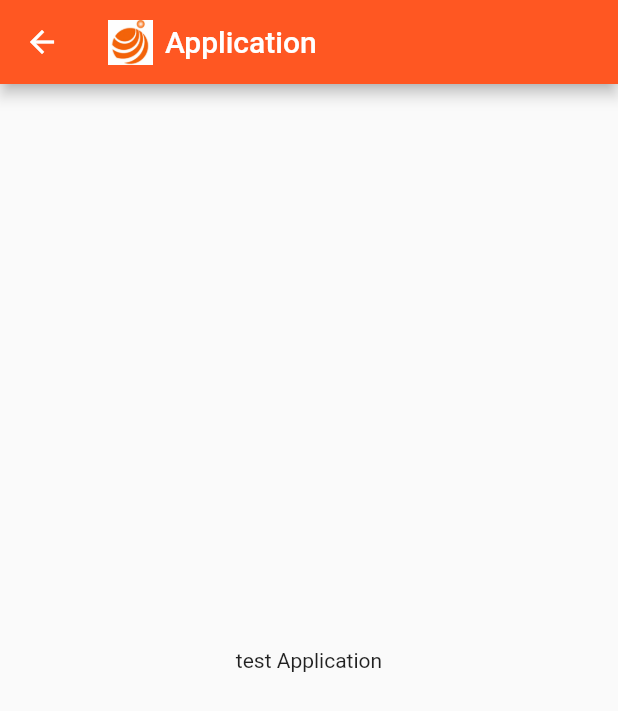
After one commit to siripink/idop, a Flutter app: the Application screen opened directly, on a phone screen of 412 x 824 dp. The commit adds this screen. Shown: the top 711 px of the screen. Run offline on Flutter 3.47's test engine with Material 2 defaults, Android fonts, the phone set to English and light mode, and no system bars; missing offline and left inert: carousel.

Commit message:
Added Navtigation to Application and chanting

```diff
--- /dev/null
+++ b/lib/application.dart
@@ -0,0 +1,37 @@
+import 'package:flutter/material.dart';
+
+class Application extends StatefulWidget {
+  @override
+  _ApplicationState createState() => _ApplicationState();
+}
+
+class _ApplicationState extends State<Application> {
+
+  Widget appBarTitle = Container(
+    child: Row(
+      children: [
+        Image.asset(
+          'images/logo_icon.png',
+          width: 30.0,
+          height: 30.0,
+          fit: BoxFit.cover,
+        ),
+        Container(
+            margin: const EdgeInsets.only(left: 8.0), child: Text('Application')),
+      ],
+    ),
+  );
+
+  @override
+  Widget build(BuildContext context) {
+
+    return Scaffold(
+      appBar: AppBar(
+        title: appBarTitle,
+      ),
+      body: Center(
+        child: Text('test Application'),
+      ),
+    );
+  }
+}
```
Also changed, not shown: lib/chanting.dart (added, +37 -0 lines), lib/main.dart (+24 -2 lines), lib/navigation.dart (+23 -9 lines).
